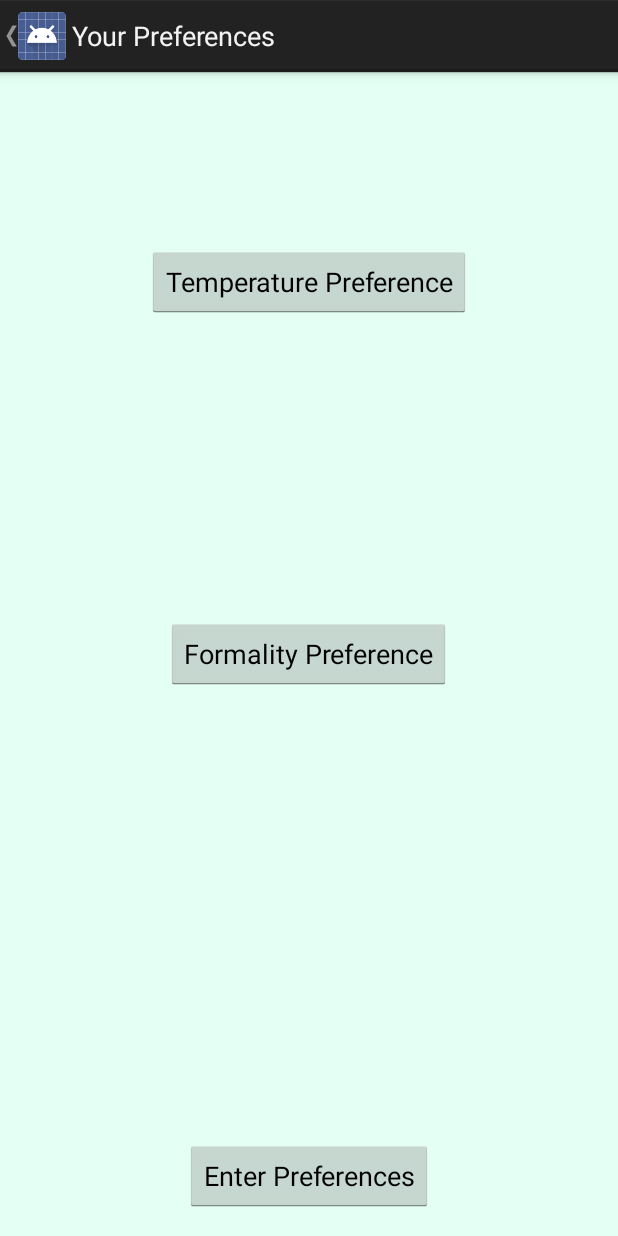
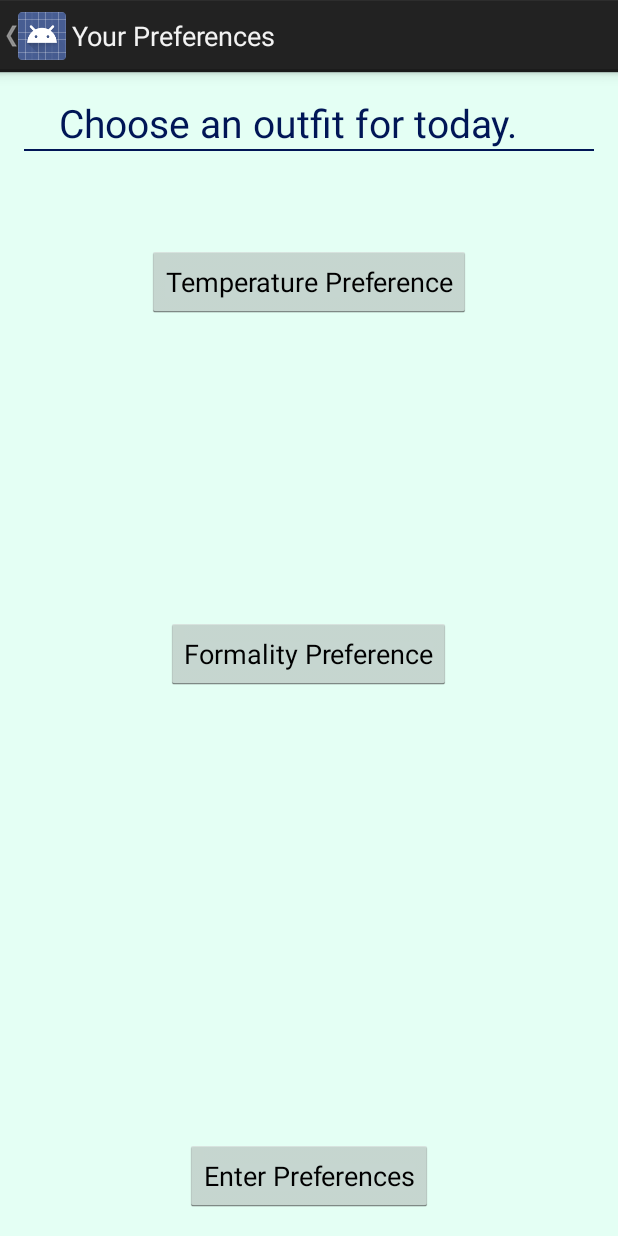
Before and after one commit to SheridanLGrant/Fab-Fashion, an Android app: the ChooseOutfit screen opened directly, with no data from a screen before it, on a phone screen of 412 x 824 dp. Run offline under Robolectric (Android 15) with nearby library versions, the phone set to English and light mode, and no system bars.

Commit message:
fixing a change on choose preference activity

```diff
--- a/app/src/main/res/layout/activity_choose_outfit.xml
+++ b/app/src/main/res/layout/activity_choose_outfit.xml
@@ -13,6 +13,22 @@
     android:background="#ffe4fff4"
     android:clickable="true">
 
+    <TextView
+        android:textSize="26sp"
+        android:text="@string/action_choose_outfit"
+        android:layout_width="352dp"
+        android:layout_height="wrap_content"
+        android:textColor="#ff001656"
+        android:gravity="center"
+        android:id="@+id/welcome_message" />
+
+    <View android:layout_width="fill_parent"
+        android:layout_height="1dip"
+        android:background="#ff001656"
+        android:layout_below="@+id/welcome_message"
+        android:layout_alignParentLeft="true"
+        android:layout_alignParentStart="true"
+        android:id="@+id/view" />
 
     <Button
         android:layout_width="wrap_content"
```
